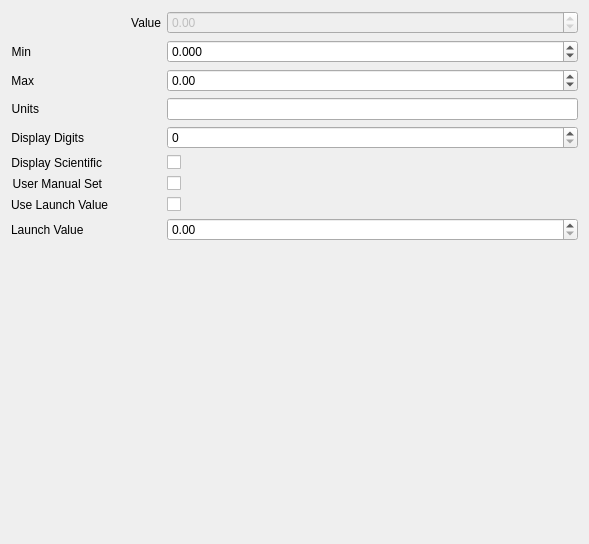
Old version of the form opentoolcontroller/views/FloatVarEditor.ui in the repository OpenToolController/opentoolcontroller.
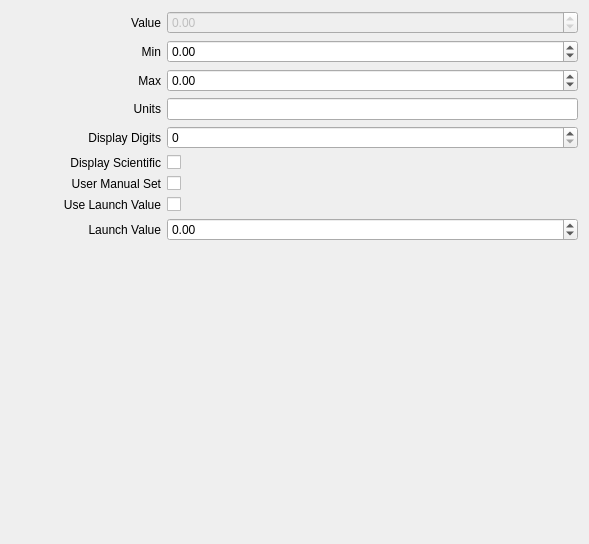
New version of the form.

```diff
--- a/opentoolcontroller/views/FloatVarEditor.ui
+++ b/opentoolcontroller/views/FloatVarEditor.ui
@@ -55,7 +55,7 @@
       <widget class="QLabel" name="label_6">
        <property name="minimumSize">
         <size>
-         <width>0</width>
+         <width>150</width>
          <height>0</height>
         </size>
        </property>
@@ -70,13 +70,13 @@
      <item row="1" column="1">
       <widget class="QDoubleSpinBox" name="ui_min">
        <property name="decimals">
-        <number>3</number>
+        <number>2</number>
        </property>
        <property name="minimum">
-        <double>-1000000.000000000000000</double>
+        <double>-999999999.000000000000000</double>
        </property>
        <property name="maximum">
-        <double>1000000.000000000000000</double>
+        <double>999999999.000000000000000</double>
        </property>
       </widget>
      </item>
@@ -84,7 +84,7 @@
       <widget class="QLabel" name="label_3">
        <property name="minimumSize">
         <size>
-         <width>0</width>
+         <width>150</width>
          <height>0</height>
         </size>
        </property>
@@ -110,7 +110,7 @@
       <widget class="QLabel" name="label">
        <property name="minimumSize">
         <size>
-         <width>0</width>
+         <width>150</width>
          <height>0</height>
         </size>
        </property>
@@ -129,7 +129,7 @@
       <widget class="QLabel" name="label_5">
        <property name="minimumSize">
         <size>
-         <width>0</width>
+         <width>150</width>
          <height>0</height>
         </size>
        </property>
@@ -148,7 +148,7 @@
       <widget class="QLabel" name="label_7">
        <property name="minimumSize">
         <size>
-         <width>0</width>
+         <width>150</width>
          <height>0</height>
         </size>
        </property>
@@ -171,7 +171,7 @@
       <widget class="QLabel" name="label_4">
        <property name="minimumSize">
         <size>
-         <width>0</width>
+         <width>150</width>
          <height>0</height>
         </size>
        </property>
@@ -192,20 +192,45 @@
      </item>
      <item row="7" column="0">
       <widget class="QLabel" name="label_8">
+       <property name="minimumSize">
+        <size>
+         <width>150</width>
+         <height>0</height>
+        </size>
+       </property>
        <property name="text">
         <string>Use Launch Value</string>
        </property>
+       <property name="alignment">
+        <set>Qt::AlignRight|Qt::AlignTrailing|Qt::AlignVCenter</set>
+       </property>
       </widget>
      </item>
      <item row="8" column="0">
       <widget class="QLabel" name="label_9">
+       <property name="minimumSize">
+        <size>
+         <width>150</width>
+         <height>0</height>
+        </size>
+       </property>
        <property name="text">
         <string>Launch Value</string>
        </property>
+       <property name="alignment">
+        <set>Qt::AlignRight|Qt::AlignTrailing|Qt::AlignVCenter</set>
+       </property>
       </widget>
      </item>
      <item row="8" column="1">
-      <widget class="QDoubleSpinBox" name="ui_launch_value"/>
+      <widget class="QDoubleSpinBox" name="ui_launch_value">
+       <property name="minimum">
+        <double>-999999999.000000000000000</double>
+       </property>
+       <property name="maximum">
+        <double>999999999.000000000000000</double>
+       </property>
+      </widget>
      </item>
      <item row="7" column="1">
       <widget class="QCheckBox" name="ui_use_launch_value">
```
Left out of the diff: 4 changed lines with no effect on the pictures.
